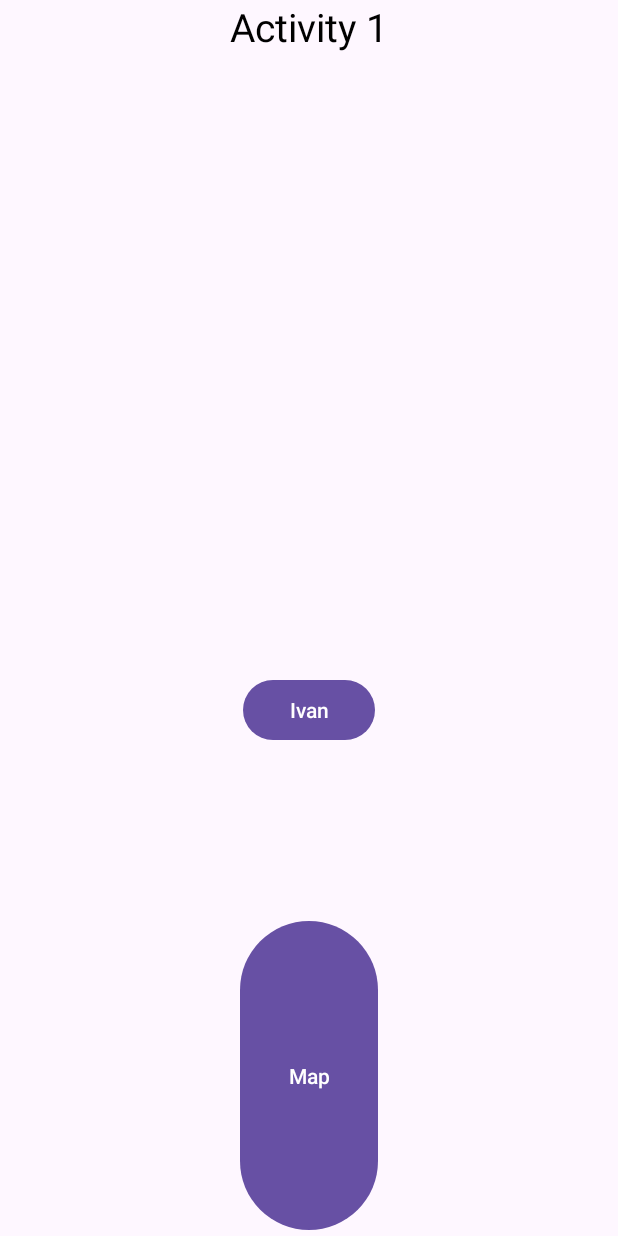
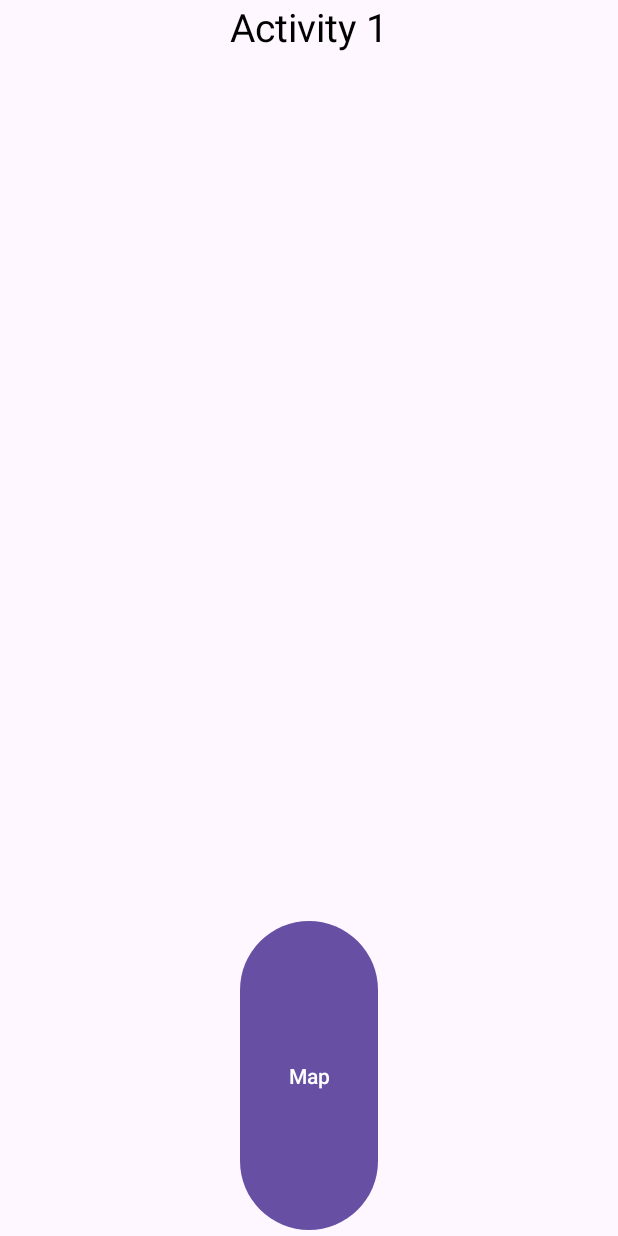
Before and after one commit to Dark045NL/Doner_Map, an Android app: the screen it shows after launch (MainActivity), on a phone screen of 412 x 824 dp. Run offline under Robolectric (Android 15) with nearby library versions, the light colour scheme and no system bars.

Commit message:
deleted ivan

```diff
--- a/app/src/main/java/com/example/doner_map/MainActivity.kt
+++ b/app/src/main/java/com/example/doner_map/MainActivity.kt
@@ -53,14 +53,6 @@ class MainActivity : AppCompatActivity() {
             startActivity(intent)
         }
 
-        val Ivan = findViewById<Button>(R.id.Ivan)
-
-        Ivan.setOnClickListener {
-            // Define the action to perform when the button is clicked.
-            // For example, you can start another activity.
-            val intent = Intent(this, Smaakprofiel::class.java)
-            startActivity(intent)
-        }
     }
 
     override fun onOptionsItemSelected(item: MenuItem): Boolean {
--- a/app/src/main/res/layout/activity_main.xml
+++ b/app/src/main/res/layout/activity_main.xml
@@ -39,17 +39,6 @@
             app:layout_constraintStart_toStartOf="parent"
             app:layout_constraintTop_toTopOf="parent" />
 
-        <Button
-            android:id="@+id/Ivan"
-            android:layout_width="wrap_content"
-            android:layout_height="wrap_content"
-            android:layout_marginTop="87dp"
-            android:text="@string/ivan"
-            app:layout_constraintBottom_toBottomOf="parent"
-            app:layout_constraintEnd_toEndOf="parent"
-            app:layout_constraintStart_toStartOf="parent"
-            app:layout_constraintTop_toBottomOf="@+id/textView" />
-
 
     </androidx.constraintlayout.widget.ConstraintLayout>
 
--- a/app/src/main/res/layout/activity_main_profile.xml
+++ b/app/src/main/res/layout/activity_main_profile.xml
@@ -11,7 +11,7 @@
         android:layout_width="wrap_content"
         android:layout_height="wrap_content"
         android:layout_marginTop="87dp"
-        android:text="@string/ivan"
+        android:text="Edit smaakprofiel"
         app:layout_constraintBottom_toBottomOf="parent"
         app:layout_constraintEnd_toEndOf="parent"
         app:layout_constraintStart_toStartOf="parent"
--- a/app/src/main/res/values/strings.xml
+++ b/app/src/main/res/values/strings.xml
@@ -21,7 +21,6 @@
     <string name="groente">Groente</string>
     <string name="close">Close</string>
     <string name="open">Open</string>
-    <string name="ivan">Ivan</string>
     <string name="default_web_client_id" />
     <string name="geen_groente">Geen groente</string>
 </resources>
```
